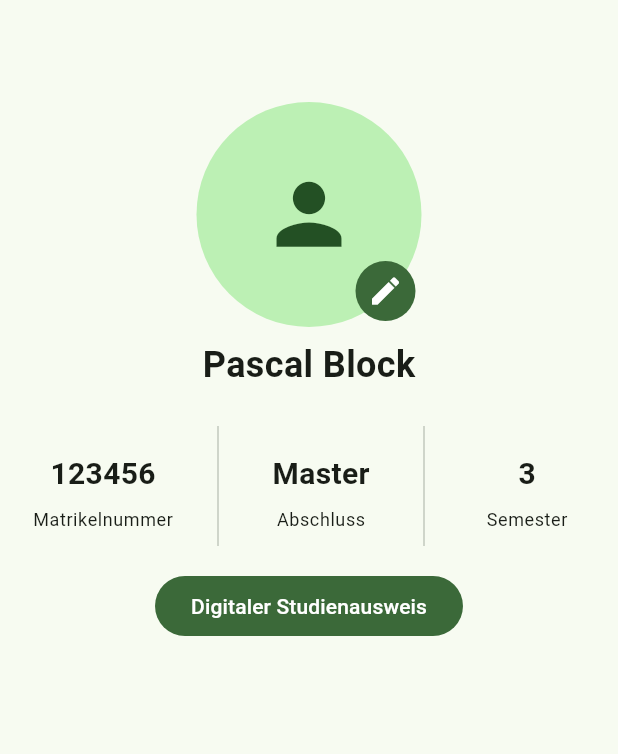
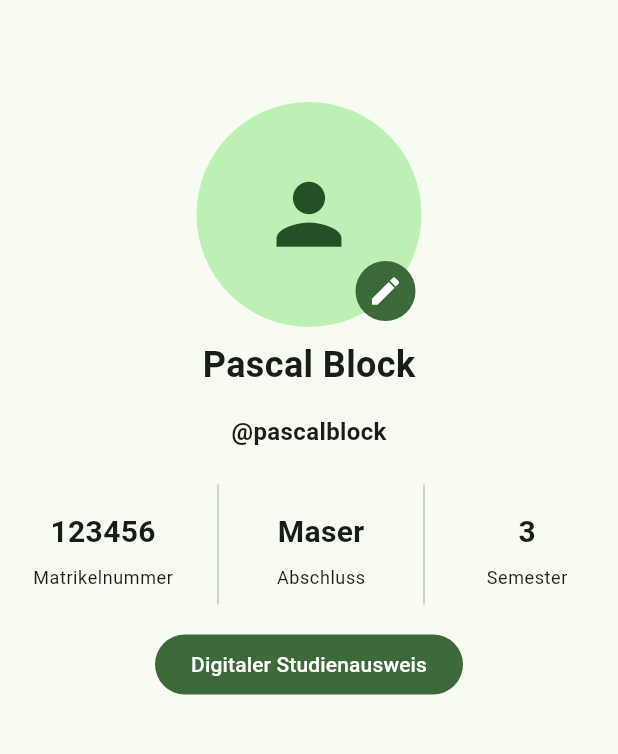
Before and after one commit to Feeelix92/campus_guide_gui, a Flutter app: the UserProfile screen opened by its route, on a phone screen of 412 x 824 dp, the part 63-817 px from its top. Run offline on Flutter 3.47's test engine with Material 2 defaults, Android fonts, the phone set to English and light mode, and no system bars; our stand-ins replace image_picker, qr_flutter.

Commit message:
pass data through components

```diff
--- a/lib/screens/profile.dart
+++ b/lib/screens/profile.dart
@@ -1,4 +1,5 @@
 import 'package:campus_guide_gui/widgets/h1.dart';
+import 'package:campus_guide_gui/widgets/h3.dart';
 import 'package:campus_guide_gui/widgets/image_upload.dart';
 import 'package:flutter/material.dart';
 
@@ -8,10 +9,18 @@ import '../widgets/studentId.dart';
 import '../widgets/h2.dart';
 
 class UserProfile extends StatelessWidget {
-  const UserProfile({Key? key}) : super(key: key);
+  UserProfile({Key? key}) : super(key: key);
 
   final String firstName = "Pascal";
   final String lastName = "Block";
+  final String userName = "pascalblock";
+  final String password = "123456";
+  final String degree = "Maser";
+  final int currentSemester = 3;
+  final int matriculationNumber = 123456;
+  final DateTime startSemesterTicket = DateTime(2023, 09, 30);
+  final DateTime endSemesterTicket = DateTime(2022, 10, 01);
+
 
   @override
   Widget build(BuildContext context) {
@@ -22,12 +31,26 @@ class UserProfile extends StatelessWidget {
         child: Center(
           child: Column(
             children: [
-              _TopPortion(),
+              _TopPortion(
+                userName: userName,
+                password: password,
+              ),
               H1(text: '$firstName $lastName'),
+              H3(text: '@$userName'),
               const SizedBox(height: 16),
-              const _ProfileInfoRow(),
+              _ProfileInfoRow(
+                matriculationNumber: matriculationNumber,
+                degree: degree,
+                currentSemester: currentSemester,
+              ),
               const SizedBox(height: 16),
-              StudentID()
+              StudentID(
+                firstName: firstName,
+                lastName: lastName,
+                matriculationNumber: matriculationNumber,
+                startSemesterTicket: startSemesterTicket,
+                endSemesterTicket: endSemesterTicket
+              )
             ],
           ),
         ),
@@ -38,22 +61,29 @@ class UserProfile extends StatelessWidget {
 
 class ProfileInfoItem {
   final String title;
-  final String value;
+  late String value;
 
-  const ProfileInfoItem(this.title, this.value);
+  ProfileInfoItem(this.title, this.value);
 }
 
 class _ProfileInfoRow extends StatelessWidget {
-  const _ProfileInfoRow({Key? key}) : super(key: key);
+  _ProfileInfoRow({Key? key, required this.matriculationNumber, required this.degree, required this.currentSemester}) : super(key: key);
 
-  final List<ProfileInfoItem> _items = const [
-    ProfileInfoItem("Matrikelnummer", "123456"),
-    ProfileInfoItem("Abschluss", "Master"),
-    ProfileInfoItem("Semester", "3")
+  final int matriculationNumber;
+  final String degree;
+  final int currentSemester;
+  final List<ProfileInfoItem> _items = [
+    ProfileInfoItem("Matrikelnummer", ''),
+    ProfileInfoItem("Abschluss", ''),
+    ProfileInfoItem("Semester", '')
   ];
 
   @override
   Widget build(BuildContext context) {
+    _items[0].value = '$matriculationNumber';
+    _items[1].value = degree;
+    _items[2].value = '$currentSemester';
+
     return Container(
       height: 80,
       constraints: const BoxConstraints(maxWidth: 450),
@@ -66,7 +96,8 @@ class _ProfileInfoRow extends StatelessWidget {
                     if (_items.indexOf(item) != 0) const VerticalDivider(),
                     Expanded(child: _singleItem(context, item)),
                   ],
-                )))
+                )
+        ))
             .toList(),
       ),
     );
@@ -94,11 +125,12 @@ class _ProfileInfoRow extends StatelessWidget {
 }
 
 class _TopPortion extends StatelessWidget {
-  _TopPortion({Key? key}) : super(key: key);
+  _TopPortion({Key? key, required this.userName, required this.password}) : super(key: key);
 
   String userImage = "";
+  final String userName;
+  final String password;
   final TextEditingController _usernameController = TextEditingController();
-  final TextEditingController _emailController = TextEditingController();
   final TextEditingController _passwordController = TextEditingController();
 
   @override
@@ -152,6 +184,9 @@ class _TopPortion extends StatelessWidget {
   }
 
   Future<void> _dialogBuilder(BuildContext context) async {
+    _usernameController.text = userName;
+    _passwordController.text = password;
+
     showModalBottomSheet<void>(
       context: context,
       isScrollControlled: true,
@@ -160,7 +195,7 @@ class _TopPortion extends StatelessWidget {
           height: 700,
           child: Center(
             child: Container(
-              margin: const EdgeInsets.all(10),
+              margin: const EdgeInsets.all(8),
               child: Column(
                 mainAxisAlignment: MainAxisAlignment.center,
                 mainAxisSize: MainAxisSize.min,
@@ -173,43 +208,30 @@ class _TopPortion extends StatelessWidget {
                       labelText: 'Benutzername',
                     ),
                   ),
-                  const SizedBox(height: 10),
-                  TextField(
-                    controller: _emailController,
-                    decoration: const InputDecoration(
-                      labelText: 'E-Mail',
-                    ),
-                  ),
-                  const SizedBox(height: 10),
+                  const SizedBox(height: 8),
                   TextField(
                     controller: _passwordController,
                     decoration: const InputDecoration(
                       labelText: 'Passwort',
                     ),
                     obscureText: true,
+
                   ),
-                  TextField(
-                    controller: _passwordController,
-                    decoration: const InputDecoration(
-                      labelText: 'Passwort wiederholen',
-                    ),
-                    obscureText: true,
-                  ),
-                  const SizedBox(height: 10),
+                  const SizedBox(height: 8),
                   Row(
                     mainAxisAlignment: MainAxisAlignment.end,
                     children: [
                       TextButton(
                           onPressed: () => Navigator.pop(context),
                           child: const Text('Abbrechen')),
-                      const SizedBox(width: 10),
+                      const SizedBox(width: 8),
                       FilledButton(
                         child: const Text('Speichern'),
                         onPressed: () => Navigator.pop(context),
                       ),
                     ],
                   ),
-                  const SizedBox(height: 10)
+                  const SizedBox(height: 8)
                 ],
               ),
             ),
--- a/lib/widgets/qr_code.dart
+++ b/lib/widgets/qr_code.dart
@@ -1,5 +1,7 @@
 import 'package:flutter/material.dart';
 import 'package:qr_flutter/qr_flutter.dart';
+import 'package:intl/intl.dart';
+
 
 class QrCode extends StatefulWidget {
   const QrCode(
@@ -33,7 +35,8 @@ class _QrCodeState extends State<QrCode> {
       version: QrVersions.auto,
       size: 200.0,
       dataModuleStyle: const QrDataModuleStyle(
-          dataModuleShape: QrDataModuleShape.circle, color: Colors.green),
+          dataModuleShape: QrDataModuleShape.circle, color: Colors.green
+      ),
       eyeStyle:
           const QrEyeStyle(eyeShape: QrEyeShape.circle, color: Colors.green),
     );
--- a/lib/widgets/studentId.dart
+++ b/lib/widgets/studentId.dart
@@ -2,13 +2,13 @@ import '../widgets/qr_code.dart';
 import 'package:flutter/material.dart';
 
 class StudentID extends StatefulWidget {
-  StudentID({Key? key}) : super(key: key);
+  StudentID({Key? key, required this.firstName, required this.lastName, required this.matriculationNumber, required this.startSemesterTicket, required this.endSemesterTicket}) : super(key: key);
 
-  final String firstName = "Pascal";
-  final String lastName = "Block";
-  final int matriculationNumber = 123456;
-  final DateTime startSemesterTicket = DateTime(2023, 09, 30);
-  final DateTime endSemesterTicket = DateTime(2022, 10, 01);
+  final String firstName;
+  final String lastName;
+  final int matriculationNumber;
+  final DateTime startSemesterTicket;
+  final DateTime endSemesterTicket;
   bool _studentIdIsVisible = false;
 
   @override
@@ -35,7 +35,9 @@ class _StudentIDState extends State<StudentID> {
               lastName: widget.lastName,
               matriculationNumber: widget.matriculationNumber,
               startSemesterTicket: widget.startSemesterTicket,
-              endSemesterTicket: widget.endSemesterTicket))
+              endSemesterTicket: widget.endSemesterTicket
+          )
+      )
     ]);
   }
 }
--- a/pubspec.yaml
+++ b/pubspec.yaml
@@ -39,6 +39,7 @@ dependencies:
   permission_handler: ^10.2.0
   image_picker: ^0.8.7+5
   image_picker_web: ^3.0.0+1
+  intl: ^0.18.1
 
 dev_dependencies:
   flutter_test:
```
Also changed, not shown: pubspec.lock.
